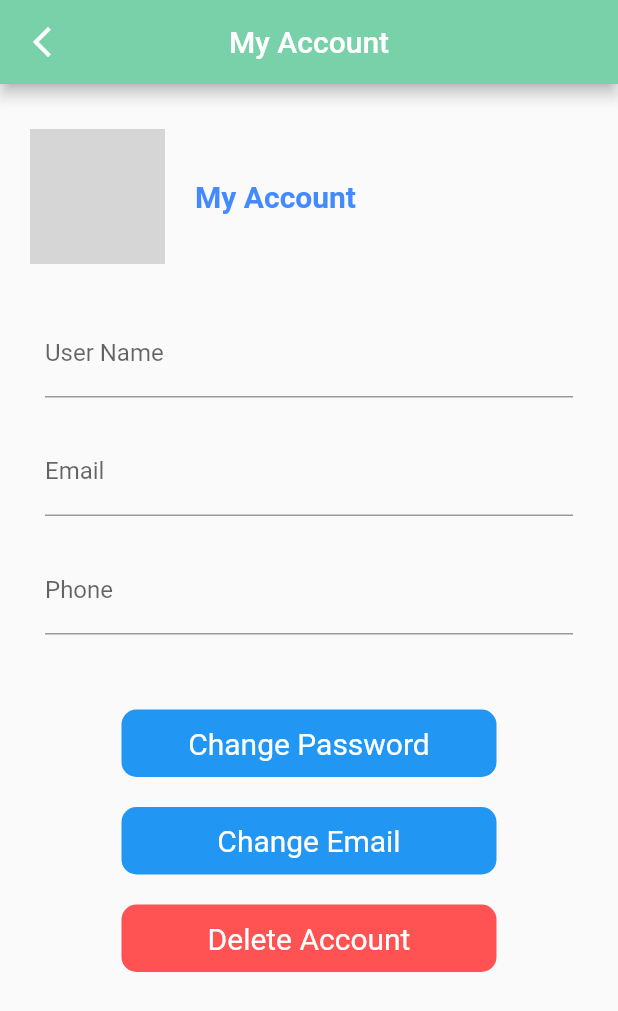
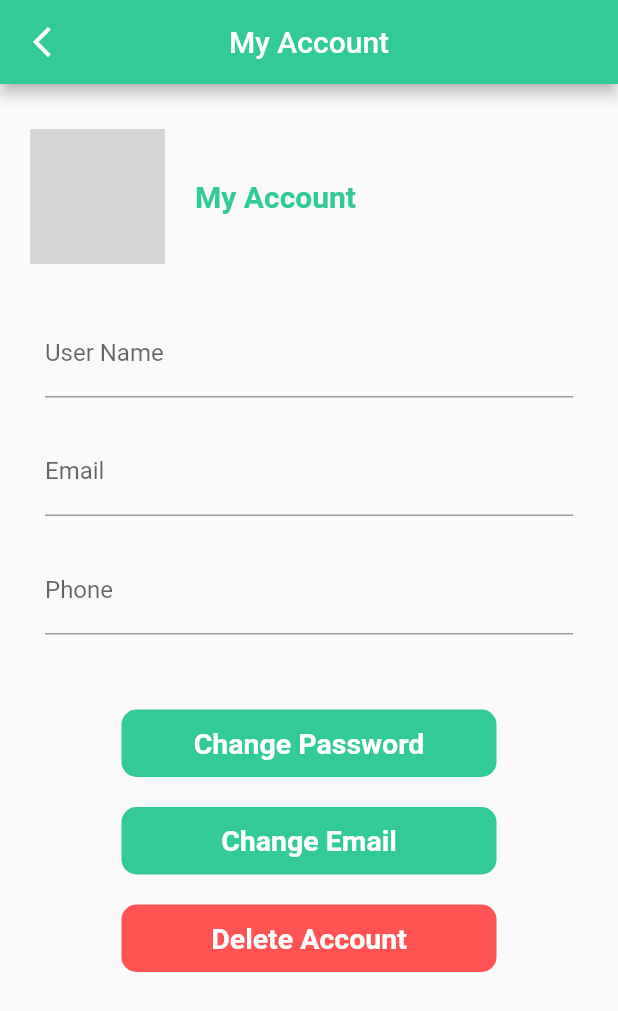
Before and after one commit to Shafaqulhamim/mobile_cleaning_service, a Flutter app: the CustomerDash screen opened directly, in the side drawer, after a tap on "My Account", on a phone screen of 412 x 824 dp. Shown: the top 1011 px of the screen. Run offline on Flutter 3.47's test engine with Material 2 defaults, Android fonts, the phone set to English and light mode, and no system bars; our stand-ins replace bloc, cloud_firestore, dartz, firebase_auth, firebase_core, flutter_bloc and 5 more; accounts and stored records are empty; network calls fail; grey boxes are pictures that could not be loaded.

Commit message:
add logo, color change, icon change, added app bar

```diff
--- a/lib/customer_dash.dart
+++ b/lib/customer_dash.dart
@@ -20,7 +20,7 @@ class _CustomerDashState extends State<CustomerDash> {
 
   @override
   void initState() {
-    for (int i = 0; i <= 50; i++) {
+    for (int i = 0; i <= 9; i++) {
       list.add(i);
     }
     //TabController _tabController=TabController(length: 4, vsync: this);
@@ -90,15 +90,15 @@ class _CustomerDashState extends State<CustomerDash> {
               currentAccountPicture: CircleAvatar(
                 child: Image(
                     image: NetworkImage(
-                        'https://www.pngall.com/wp-content/uploads/5/User-Profile-PNG-Image.png')),
+                        'https://www.linkpicture.com/q/undraw_profile_pic_ic5t_8.png')),
                 //Icon(
                 //   Icons.account_circle_outlined,
                 //   size: 50,
                 // ),
-                radius: 20,
+                radius: 15,
                 backgroundColor: Colors.white,
               ),
-              decoration: BoxDecoration(color: Colors.purple),
+              decoration: BoxDecoration(color: Color(0xff32cb95)),
               // otherAccountsPictures: [
               //   CircleAvatar(child: Text('x')),
               //   CircleAvatar(child: Text('x')),
@@ -115,7 +115,7 @@ class _CustomerDashState extends State<CustomerDash> {
                 ),
                 child: Icon(
                   Icons.menu_book,
-                  size: 40,
+                  size: 30,
                 ),
               ),
               title: const Text("My Book"),
@@ -135,7 +135,7 @@ class _CustomerDashState extends State<CustomerDash> {
                     shape: BoxShape.circle, color: Colors.white70),
                 child: Icon(
                   Icons.account_circle_outlined,
-                  size: 40,
+                  size: 30,
                 ),
               ),
               title: const Text("My Account"),
@@ -157,7 +157,7 @@ class _CustomerDashState extends State<CustomerDash> {
                     shape: BoxShape.circle, color: Colors.white70),
                 child: Icon(
                   Icons.fmd_good_outlined,
-                  size: 40,
+                  size: 30,
                 ),
               ),
               title: const Text("My Address"),
@@ -176,8 +176,8 @@ class _CustomerDashState extends State<CustomerDash> {
                 decoration: const BoxDecoration(
                     shape: BoxShape.circle, color: Colors.white70),
                 child: Icon(
-                  Icons.point_of_sale,
-                  size: 40,
+                  Icons.money_off_sharp,
+                  size: 30,
                 ),
               ),
               title: const Text("Promo Code"),
@@ -191,7 +191,7 @@ class _CustomerDashState extends State<CustomerDash> {
                     shape: BoxShape.circle, color: Colors.white70),
                 child: Icon(
                   Icons.help_sharp,
-                  size: 40,
+                  size: 30,
                 ),
               ),
               title: const Text("Help & Support"),
@@ -206,7 +206,7 @@ class _CustomerDashState extends State<CustomerDash> {
                     shape: BoxShape.circle, color: Colors.white70),
                 child: Icon(
                   Icons.settings_suggest_outlined,
-                  size: 40,
+                  size: 30,
                 ),
               ),
               title: const Text("Settings"),
@@ -229,7 +229,7 @@ class _CustomerDashState extends State<CustomerDash> {
                     shape: BoxShape.circle, color: Colors.white70),
                 child: Icon(
                   Icons.power_settings_new,
-                  size: 40,
+                  size: 30,
                 ),
               ),
               title: const Text("Logout"),
@@ -285,29 +285,31 @@ class _CustomerDashState extends State<CustomerDash> {
             crossAxisAlignment: CrossAxisAlignment.start,
             children: [
               Padding(
-                padding: const EdgeInsets.only(left: 5),
+                padding: const EdgeInsets.only(left: 10),
                 child: GestureDetector(
                   onTap: () {
                     _key.currentState!.openDrawer();
                   },
                   child: Icon(
-                    Icons.clear_all,
-                    size: 50,
-                    color: Colors.black54,
+                    Icons.line_weight_rounded,
+                    size: 40,
+                    color: Color(0xff32cb95),
                   ),
                 ),
               ),
+
               Padding(
                 padding: const EdgeInsets.all(10.0),
                 child: Container(
-                  child: Text(
-                    "MOBILE\nCleaning Service",
-                    style: TextStyle(fontSize: 18, color: Colors.black),
-                  ),
+                height: MediaQuery.of(context).size.height / 8,
+                decoration: BoxDecoration(
+                    image: DecorationImage(
+                        image: AssetImage("assets/login.png"))),
+              ),
                 ),
-              ),
+
               Padding(
-                padding: const EdgeInsets.only(left: 20, right: 70),
+                padding: const EdgeInsets.only(left: 20, right: 20),
                 child: TextField(
                   decoration: InputDecoration(
                       prefixIcon: Icon(
@@ -319,52 +321,54 @@ class _CustomerDashState extends State<CustomerDash> {
                 ),
               ),
               SizedBox(
-                height: 15,
+                height: 10,
               ),
               Padding(
                 padding: const EdgeInsets.only(left: 20),
                 child: Container(
                     child: Text(
-                  "Choose Services",
-                  style: TextStyle(fontSize: 18),
+                  "Service",
+                  style: TextStyle(fontWeight: FontWeight.bold, fontSize: 20, color: Color(0xff32cb95)),
                 )),
               ),
+                SizedBox(
+                height: 0,
+              ),
               Padding(
-                padding: const EdgeInsets.all(20.0),
+                padding: const EdgeInsets.only(left: 20, top: 0),
                 child: Row(
                   children: [
-                    Container(
-                      child: Icon(
-                        Icons.cleaning_services_rounded,
-                        size: 50,
-                        color: Color(0xff32cb95),
-                      ),
+                    Image(
+                      image: NetworkImage(
+                          'https://www.linkpicture.com/q/cleanhome2.png'),
+                      width: 80,
+                      height: 80,
                     ),
                     SizedBox(
                       width: 20,
                     ),
-                    Container(
+                   /* Container(
                       child: Icon(
-                        Icons.clean_hands_sharp,
+                        Icons.cleaning_services_sharp,
                         size: 50,
                         color: Color(0xff32cb95),
                       ),
-                    ),
+                    ),*/
                   ],
                 ),
               ),
               SizedBox(
-                height: 20,
+                height: 0,
               ),
               Padding(
-                padding: const EdgeInsets.all(10.0),
+                padding: const EdgeInsets.all(20.0),
                 child: Column(
                   mainAxisAlignment: MainAxisAlignment.start,
                   crossAxisAlignment: CrossAxisAlignment.start,
                   children: [
                     Text(
                       'Recommended',
-                      style: TextStyle(fontSize: 18),
+                      style: TextStyle(fontWeight: FontWeight.bold, fontSize: 20, color: Color(0xff32cb95)),
                       textAlign: TextAlign.start,
                     ),
                     SizedBox(
--- a/lib/main.dart
+++ b/lib/main.dart
@@ -46,7 +46,7 @@ class _HomePageState extends State<HomePage> {
                 ],
                 child: MaterialApp(
                     debugShowCheckedModeBanner: false,
-                    title: 'Blood 365',
+                    title: 'Cleaning Service',
                     builder: EasyLoading.init(),
                     home: BlocListener<AuthBloc, AuthState>(
                       listenWhen: (c, p) =>
@@ -68,7 +68,7 @@ class _HomePageState extends State<HomePage> {
           }
           return const MaterialApp(
             debugShowCheckedModeBanner: false,
-            title: 'Blood 365',
+            title: 'Cleaning Service',
             home: Scaffold(
               body: Center(
                 child: CircularProgressIndicator(
@@ -80,4 +80,3 @@ class _HomePageState extends State<HomePage> {
         });
   }
 }
-//hi i am hamim
--- a/lib/view/account.dart
+++ b/lib/view/account.dart
@@ -16,7 +16,7 @@ class _AccountState extends State<Account> {
         centerTitle: true,
         title: Text("My Account"),
         leading: Icon(Icons.arrow_back_ios_new),
-        backgroundColor: Color.fromRGBO(120, 209, 168, 1),
+        backgroundColor: Color(0xff32cb95),
       ),
       body: SingleChildScrollView(
         child: Form(
@@ -29,7 +29,7 @@ class _AccountState extends State<Account> {
                   children: [
                     Image(
                       image: NetworkImage(
-                          'https://www.pngall.com/wp-content/uploads/5/User-Profile-PNG-Image.png'),
+                          'https://www.linkpicture.com/q/undraw_profile_pic_ic5t-1.png'),
                       width: 90,
                       height: 90,
                     ),
@@ -45,7 +45,7 @@ class _AccountState extends State<Account> {
                       'My Account',
                       style: TextStyle(
                           fontSize: 20,
-                          color: Colors.blueAccent,
+                          color: Color(0xff32cb95),
                           fontWeight: FontWeight.bold),
                     ),
                   ],
@@ -80,7 +80,7 @@ class _AccountState extends State<Account> {
                 child: TextField(
                   keyboardType: TextInputType.phone,
                   decoration: InputDecoration(
-                    hintText: "+88 1234567890",
+                    hintText: "01234567890",
                     labelText: "Phone",
                   ),
                 ),
@@ -115,12 +115,12 @@ class _AccountState extends State<Account> {
         //alignment: Alignment.center,
         decoration: BoxDecoration(
           borderRadius: BorderRadius.circular(10),
-          color: Colors.blue,
+          color: Color(0xff32cb95),
         ),
         child: Center(
           child: Text(
             "Change Password",
-            style: TextStyle(color: Colors.white, fontSize: 20),
+            style: TextStyle(color: Colors.white, fontSize: 19,fontWeight: FontWeight.bold),
           ),
         ),
       ),
@@ -138,12 +138,12 @@ class _AccountState extends State<Account> {
         //alignment: Alignment.center,
         decoration: BoxDecoration(
           borderRadius: BorderRadius.circular(10),
-          color: Colors.blue,
+          color: Color(0xff32cb95),
         ),
         child: Center(
           child: Text(
             "Change Email",
-            style: TextStyle(color: Colors.white, fontSize: 20),
+            style: TextStyle(color: Colors.white, fontSize: 19,fontWeight: FontWeight.bold),
           ),
         ),
       ),
@@ -166,7 +166,7 @@ class _AccountState extends State<Account> {
         child: Center(
           child: Text(
             "Delete Account",
-            style: TextStyle(color: Colors.white, fontSize: 20),
+            style: TextStyle(color: Colors.white, fontSize: 19,fontWeight: FontWeight.bold),
           ),
         ),
       ),
--- a/lib/view/pages/favorite.dart
+++ b/lib/view/pages/favorite.dart
@@ -23,6 +23,9 @@ class _FavoriteState extends State<Favorite> {
   Widget build(BuildContext context) {
     return Scaffold(
       appBar: AppBar(
+                elevation: 0,
+        brightness: Brightness.light,
+        backgroundColor: Color(0xff32cb95),
         title: Text("Favorite"),
         leading: Icon(Icons.arrow_back_ios_new),
       ),
```
Also changed, not shown: lib/view/performance.dart (+31 -24 lines), pubspec.yaml (+21 -28 lines), pubspec.lock.
